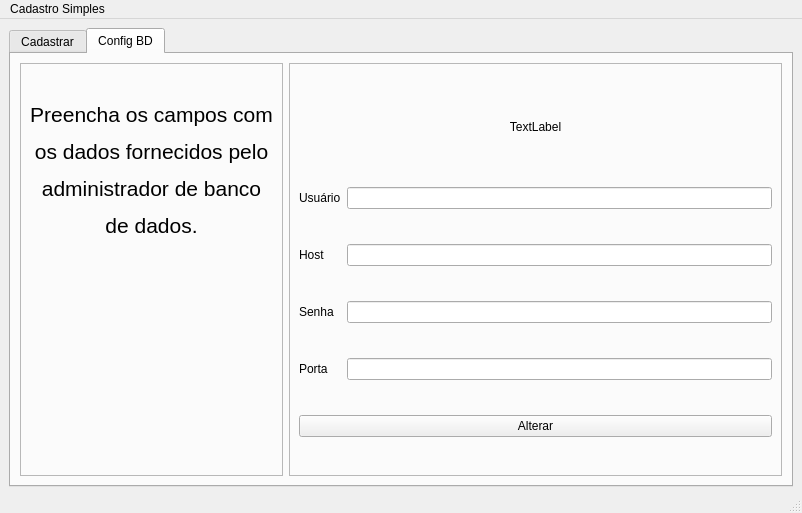
The window that mainwindow.ui (Fat83dotcom/exemploCadastroSQL-) describes before a commit, drawn with Qt 5.
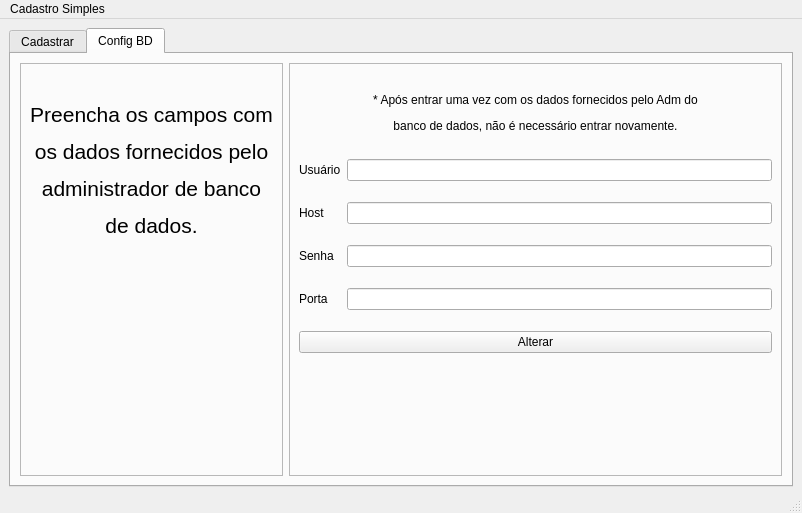
The same window after the commit. The open tabs and pages were chosen to show the change. Icons and pictures are not drawn.

```diff
--- a/mainwindow.ui
+++ b/mainwindow.ui
@@ -312,6 +312,13 @@
          <enum>QFrame::Raised</enum>
         </property>
         <layout class="QGridLayout" name="gridLayout_2">
+         <item row="5" column="0" colspan="2">
+          <widget class="QPushButton" name="alterarEntradaBD">
+           <property name="text">
+            <string>Alterar</string>
+           </property>
+          </widget>
+         </item>
          <item row="0" column="0" colspan="2">
           <widget class="QLabel" name="label_15">
            <property name="minimumSize">
@@ -327,23 +334,13 @@
             </size>
            </property>
            <property name="text">
-            <string>TextLabel</string>
+            <string>&lt;html&gt;&lt;head/&gt;&lt;body&gt;&lt;p&gt;* Após entrar uma vez com os dados fornecidos pelo Adm do&lt;/p&gt;&lt;p&gt; banco de dados, não é necessário entrar novamente.&lt;/p&gt;&lt;/body&gt;&lt;/html&gt;</string>
            </property>
            <property name="alignment">
             <set>Qt::AlignCenter</set>
            </property>
           </widget>
          </item>
-         <item row="1" column="0">
-          <widget class="QLabel" name="label_11">
-           <property name="text">
-            <string>Usuário</string>
-           </property>
-          </widget>
-         </item>
-         <item row="1" column="1">
-          <widget class="QLineEdit" name="lineEdit"/>
-         </item>
          <item row="2" column="0">
           <widget class="QLabel" name="label_12">
            <property name="text">
@@ -352,18 +349,18 @@
           </widget>
          </item>
          <item row="2" column="1">
-          <widget class="QLineEdit" name="lineEdit_2"/>
+          <widget class="QLineEdit" name="entradaHostBD"/>
          </item>
-         <item row="3" column="0">
-          <widget class="QLabel" name="label_13">
+         <item row="4" column="1">
+          <widget class="QLineEdit" name="entradaPortaBD"/>
+         </item>
+         <item row="1" column="0">
+          <widget class="QLabel" name="label_11">
            <property name="text">
-            <string>Senha</string>
+            <string>Usuário</string>
            </property>
           </widget>
          </item>
-         <item row="3" column="1">
-          <widget class="QLineEdit" name="lineEdit_3"/>
-         </item>
          <item row="4" column="0">
           <widget class="QLabel" name="label_14">
            <property name="text">
@@ -371,13 +368,32 @@
            </property>
           </widget>
          </item>
-         <item row="4" column="1">
-          <widget class="QLineEdit" name="lineEdit_4"/>
+         <item row="3" column="1">
+          <widget class="QLineEdit" name="entradaSenhaBD"/>
          </item>
-         <item row="5" column="0" colspan="2">
-          <widget class="QPushButton" name="pushButton">
+         <item row="3" column="0">
+          <widget class="QLabel" name="label_13">
            <property name="text">
-            <string>Alterar</string>
+            <string>Senha</string>
+           </property>
+          </widget>
+         </item>
+         <item row="1" column="1">
+          <widget class="QLineEdit" name="entradaUsuarioBD"/>
+         </item>
+         <item row="6" column="0" colspan="2">
+          <widget class="QLabel" name="statusTransacao">
+           <property name="maximumSize">
+            <size>
+             <width>16777215</width>
+             <height>70</height>
+            </size>
+           </property>
+           <property name="text">
+            <string/>
+           </property>
+           <property name="alignment">
+            <set>Qt::AlignCenter</set>
            </property>
           </widget>
          </item>
```
